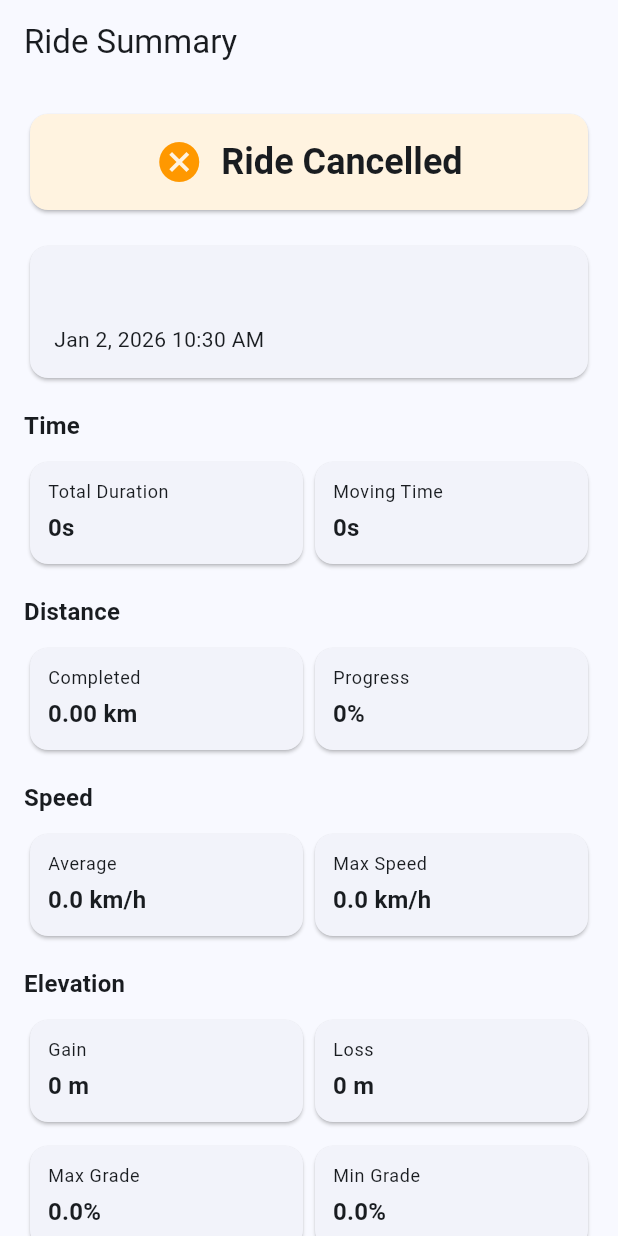
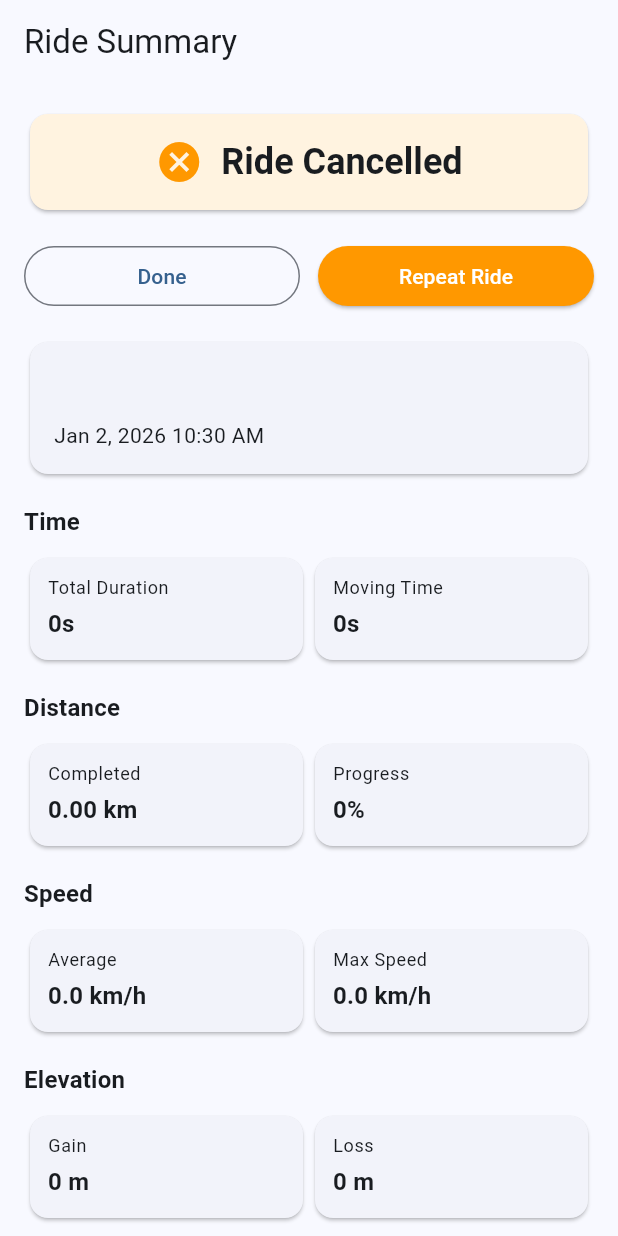
Before and after one commit to jackxuhong/free_ride, a Flutter app: the SummaryScreen screen opened directly with empty values, on a phone screen of 412 x 824 dp. Run offline on Flutter 3.47's test engine with Material 3 defaults, Android fonts, the light colour scheme and no system bars; our stand-ins replace flutter_dotenv, flutter_map, geocoding, geolocator, hive, hive_flutter and 1 more; accounts and stored records are empty.

```diff
--- a/lib/models/ride_summary.dart
+++ b/lib/models/ride_summary.dart
@@ -71,7 +71,7 @@ class RideSummary extends HiveObject {
   final String routeId;
 
   @HiveField(20)
-  final String routeName;
+  String routeName; // Made mutable for renaming
 
   @HiveField(21)
   final bool completed;
--- a/lib/screens/summary_screen.dart
+++ b/lib/screens/summary_screen.dart
@@ -17,34 +17,6 @@ class SummaryScreen extends StatefulWidget {
 
 class _SummaryScreenState extends State<SummaryScreen> {
   final _storageService = RouteStorageService();
-  bool _isSaving = false;
-
-  Future<void> _saveRide() async {
-    setState(() => _isSaving = true);
-
-    try {
-      await _storageService.saveRideHistory(widget.summary);
-
-      if (mounted) {
-        ScaffoldMessenger.of(context).showSnackBar(
-          const SnackBar(content: Text('Ride saved to history')),
-        );
-        Navigator.of(context).popUntil((route) => route.isFirst);
-      }
-    } catch (e) {
-      if (mounted) {
-        ScaffoldMessenger.of(context).showSnackBar(
-          SnackBar(content: Text('Failed to save ride: $e')),
-        );
-      }
-    } finally {
-      setState(() => _isSaving = false);
-    }
-  }
-
-  void _discardRide() {
-    Navigator.of(context).popUntil((route) => route.isFirst);
-  }
 
   Future<void> _repeatRide() async {
     // Reload the route from storage and navigate to simulation screen
@@ -106,6 +78,30 @@ class _SummaryScreenState extends State<SummaryScreen> {
                   ],
                 ),
               ),
+            ),
+            const SizedBox(height: 16),
+
+            // Action buttons
+            Row(
+              children: [
+                Expanded(
+                  child: OutlinedButton(
+                    onPressed: () => Navigator.of(context).popUntil((route) => route.isFirst),
+                    child: const Text('Done'),
+                  ),
+                ),
+                const SizedBox(width: 12),
+                Expanded(
+                  child: ElevatedButton(
+                    onPressed: _repeatRide,
+                    style: ElevatedButton.styleFrom(
+                      backgroundColor: Colors.orange,
+                      foregroundColor: Colors.white,
+                    ),
+                    child: const Text('Repeat Ride'),
+                  ),
+                ),
+              ],
             ),
             const SizedBox(height: 16),
 
@@ -248,40 +244,26 @@ class _SummaryScreenState extends State<SummaryScreen> {
             ),
             const SizedBox(height: 32),
 
-            // Action buttons
-            Row(
-              children: [
-                Expanded(
-                  child: OutlinedButton(
-                    onPressed: _isSaving ? null : _discardRide,
-                    child: const Text('Discard'),
+            // Info banner
+            Container(
+              padding: const EdgeInsets.all(12),
+              decoration: BoxDecoration(
+                color: Colors.green.withOpacity(0.1),
+                borderRadius: BorderRadius.circular(8),
+                border: Border.all(color: Colors.green.withOpacity(0.3)),
+              ),
+              child: Row(
+                children: [
+                  Icon(Icons.check_circle, color: Colors.green, size: 20),
+                  const SizedBox(width: 8),
+                  Expanded(
+                    child: Text(
+                      'Ride automatically saved to history',
+                      style: TextStyle(color: Colors.green.shade700),
+                    ),
                   ),
-                ),
-                const SizedBox(width: 12),
-                Expanded(
-                  child: ElevatedButton(
-                    onPressed: _isSaving ? null : _repeatRide,
-                    style: ElevatedButton.styleFrom(
-                      backgroundColor: Colors.orange,
-                      foregroundColor: Colors.white,
-                    ),
-                    child: const Text('Repeat Ride'),
-                  ),
-                ),
-                const SizedBox(width: 12),
-                Expanded(
-                  child: ElevatedButton(
-                    onPressed: _isSaving ? null : _saveRide,
-                    child: _isSaving
-                        ? const SizedBox(
-                            width: 20,
-                            height: 20,
-                            child: CircularProgressIndicator(strokeWidth: 2),
-                          )
-                        : const Text('Save Ride'),
-                  ),
-                ),
-              ],
+                ],
+              ),
             ),
           ],
         ),
```
Also changed, not shown: lib/providers/ride_provider.dart (+14 -0 lines), lib/screens/history_screen.dart (+122 -3 lines), lib/services/route_storage_service.dart (+14 -2 lines).
